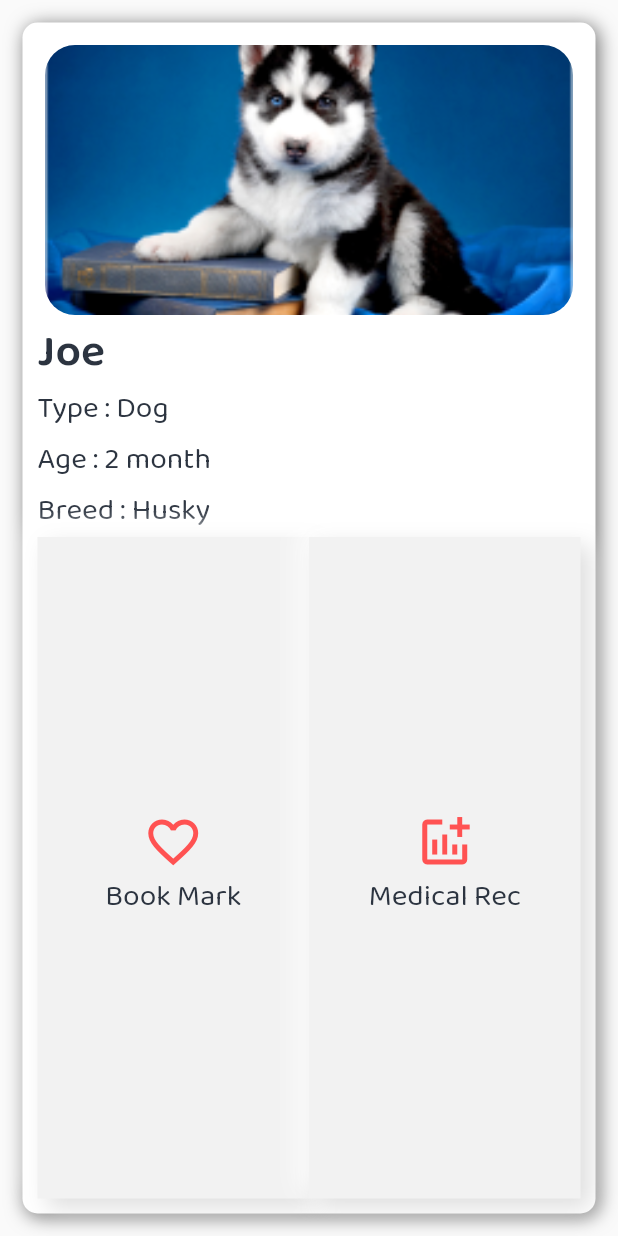
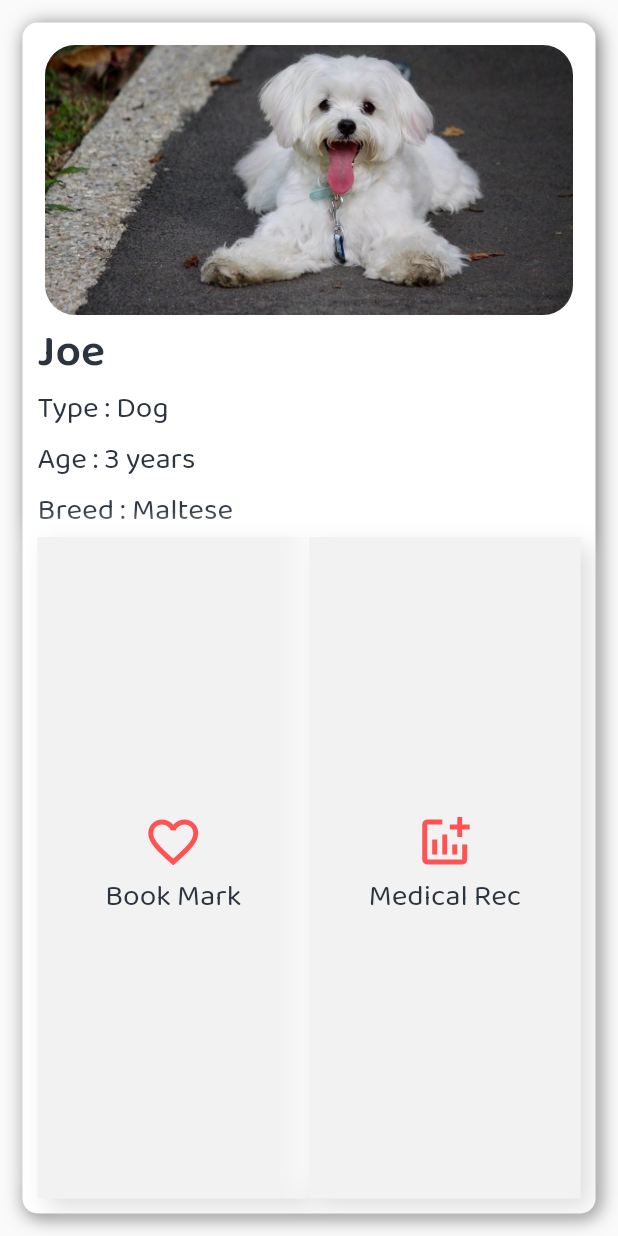
Before and after one commit to Beyond-Six/Petmily_Flutter, a Flutter app: the PetCard widget shown alone on an empty page, opened directly, on a phone screen of 412 x 824 dp. Run offline on Flutter 3.47's test engine with Material 2 defaults, Android fonts, the phone set to English and light mode, and no system bars; drawn by our look-alikes of clay_containers; our stand-ins replace auto_size_text, get, image_picker, numberpicker, persistent_bottom_nav_bar, smooth_page_indicator and 2 more.

Commit message:
02-17 0306

```diff
--- a/lib/drawer/MyInfoDrawer.dart
+++ b/lib/drawer/MyInfoDrawer.dart
@@ -112,8 +112,8 @@ class _PetCardState extends State<PetCard> {
   late String imgPath = 'assets/image/profile_joe.png';
   late String petName = 'Joe';
   late String? type = 'Dog';
-  late String? age = '2 month';
-  late String? breed = 'Husky';
+  late String? age = '3 years';
+  late String? breed = 'Maltese';
 
   @override
   Widget build(BuildContext context) {
```
Also changed, not shown: assets/image/profile_joe.png.
